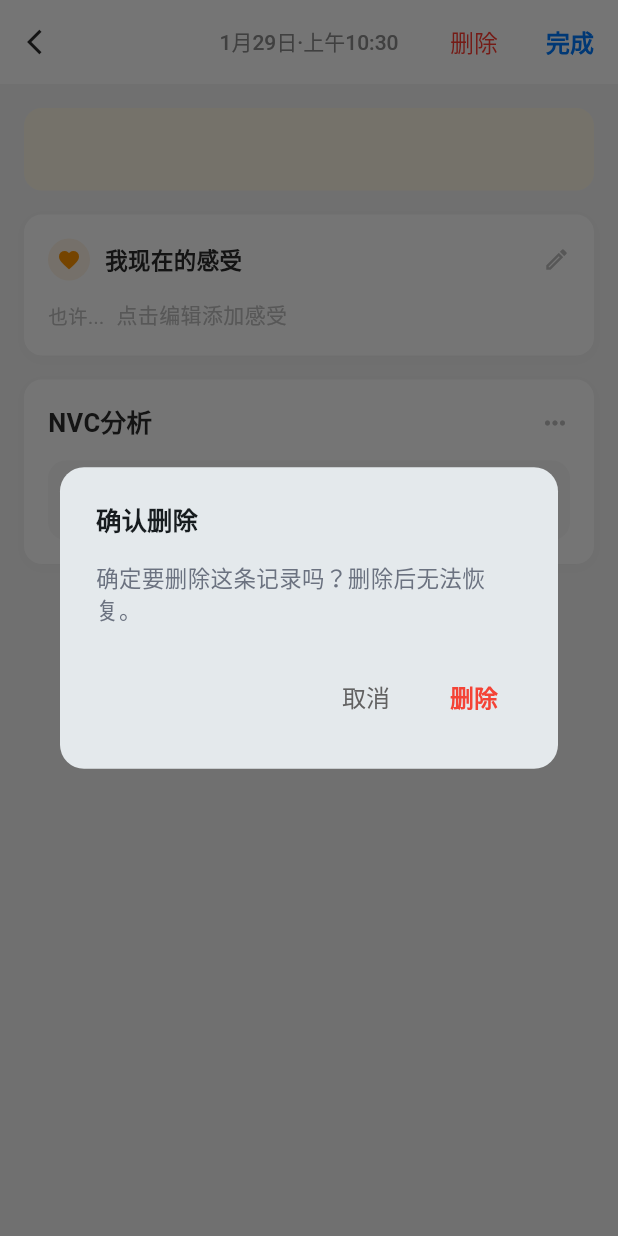
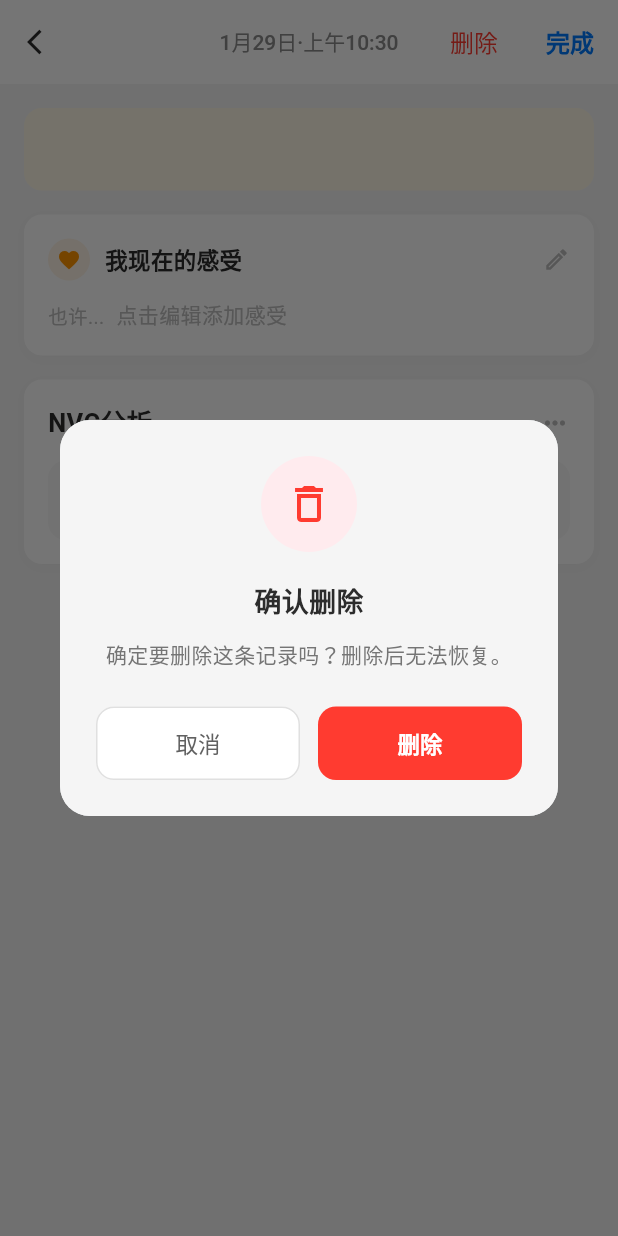
Before and after one commit to BinGess/Ocean, a Flutter app: the RecordDetailScreen screen opened directly with empty values, after a tap on "删除", on a phone screen of 412 x 824 dp. Run offline on Flutter 3.47's test engine with Material 3 defaults, Android fonts, the phone set to English and light mode, and no system bars; our stand-ins replace bloc_concurrency, dio, equatable, flutter_bloc, flutter_dotenv, freezed_annotation and 3 more; missing offline and left inert: record; accounts and stored records are empty; generated files the repository leaves out were written again.

Commit message:
refactor: improve delete UX and optimize bottom navigation height
Delete Confirmation Dialog:
- Create reusable DeleteConfirmationDialog widget
- Use glutinous rice theme with red delete icon
- Better visual hierarchy and spacing
- Replace all AlertDialog usage with new styled dialog

Navigation Bar Height:
- Reduce bottom navigation height from 70 to 56 (1/5 reduction)
- Optimize screen space usage
- Maintain proper touch target size

Records Screen Refresh:
- Add automatic refresh after closing detail screen or NVC modal
- Ensure deleted records are immediately removed from list
- Fix issue where deleted records still appear until manual refresh

This improves:
1. Delete confirmation dialog is more beautiful and consistent
2. Bottom navigation takes less screen space
3. Record list properly refreshes after deletions

```diff
--- a/lib/main.dart
+++ b/lib/main.dart
@@ -113,7 +113,7 @@ class _MainNavigationState extends State<MainNavigation> {
         ),
         child: SafeArea(
           child: SizedBox(
-            height: 70,
+            height: 56,
             child: Row(
               mainAxisAlignment: MainAxisAlignment.spaceAround,
               children: [
--- a/lib/presentation/screens/record_detail/record_detail_screen.dart
+++ b/lib/presentation/screens/record_detail/record_detail_screen.dart
@@ -9,6 +9,7 @@ import '../../bloc/record/record_event.dart';
 import '../../bloc/record/record_state.dart';
 import '../../widgets/nvc_confirmation_modal.dart';
 import '../../widgets/nvc_error_dialog.dart';
+import '../../widgets/delete_confirmation_dialog.dart';
 
 class RecordDetailScreen extends StatefulWidget {
   final Record record;
@@ -96,38 +97,9 @@ class _RecordDetailScreenState extends State<RecordDetailScreen> {
   }
 
   /// 删除记录
-  void _deleteRecord() {
-    showDialog(
-      context: context,
-      builder: (context) => AlertDialog(
-        shape: RoundedRectangleBorder(
-          borderRadius: BorderRadius.circular(16),
-        ),
-        title: const Text(
-          '确认删除',
-          style: TextStyle(
-            fontSize: 17,
-            fontWeight: FontWeight.w600,
-          ),
-        ),
-        content: const Text(
-          '确定要删除这条记录吗？删除后无法恢复。',
-          style: TextStyle(fontSize: 15),
-        ),
-        actions: [
-          TextButton(
-            onPressed: () => Navigator.of(context).pop(),
-            child: Text(
-              '取消',
-              style: TextStyle(
-                color: Colors.grey[700],
-                fontSize: 16,
-              ),
-            ),
-          ),
-          TextButton(
-            onPressed: () {
-              Navigator.of(context).pop(); // 关闭确认对话框
+  void _deleteRecord() async {
+    final confirmed = await DeleteConfirmationDialog.show(context: context);
+    if (confirmed == true) {
       // 删除记录
       context.read<RecordBloc>().add(
         RecordDelete(id: widget.record.id),
@@ -136,19 +108,7 @@ class _RecordDetailScreenState extends State<RecordDetailScreen> {
         const SnackBar(content: Text('记录已删除')),
       );
       Navigator.of(context).pop(); // 关闭详情页
-            },
-            child: const Text(
-              '删除',
-              style: TextStyle(
-                color: Colors.red,
-                fontSize: 16,
-                fontWeight: FontWeight.w600,
-              ),
-            ),
-          ),
-        ],
-      ),
-    );
+    }
   }
 
   @override
--- /dev/null
+++ b/lib/presentation/widgets/delete_confirmation_dialog.dart
@@ -0,0 +1,149 @@
+import 'package:flutter/material.dart';
+
+/// 删除确认对话框
+/// 使用糯米色主题，保持与应用整体风格一致
+class DeleteConfirmationDialog extends StatelessWidget {
+  final String title;
+  final String message;
+  final VoidCallback onConfirm;
+
+  const DeleteConfirmationDialog({
+    super.key,
+    this.title = '确认删除',
+    this.message = '确定要删除这条记录吗？删除后无法恢复。',
+    required this.onConfirm,
+  });
+
+  static Future<bool?> show({
+    required BuildContext context,
+    String? title,
+    String? message,
+  }) {
+    return showDialog<bool>(
+      context: context,
+      barrierDismissible: true,
+      builder: (context) => DeleteConfirmationDialog(
+        title: title ?? '确认删除',
+        message: message ?? '确定要删除这条记录吗？删除后无法恢复。',
+        onConfirm: () => Navigator.of(context).pop(true),
+      ),
+    );
+  }
+
+  @override
+  Widget build(BuildContext context) {
+    return Dialog(
+      shape: RoundedRectangleBorder(
+        borderRadius: BorderRadius.circular(20),
+      ),
+      child: Container(
+        padding: const EdgeInsets.all(24),
+        decoration: BoxDecoration(
+          color: const Color(0xFFF5F5F5),
+          borderRadius: BorderRadius.circular(20),
+        ),
+        child: Column(
+          mainAxisSize: MainAxisSize.min,
+          children: [
+            // 警告图标
+            Container(
+              width: 64,
+              height: 64,
+              decoration: BoxDecoration(
+                color: const Color(0xFFFFEBEE),
+                shape: BoxShape.circle,
+              ),
+              child: const Icon(
+                Icons.delete_outline,
+                size: 32,
+                color: Color(0xFFFF3B30),
+              ),
+            ),
+
+            const SizedBox(height: 20),
+
+            // 标题
+            Text(
+              title,
+              style: const TextStyle(
+                fontSize: 18,
+                fontWeight: FontWeight.w600,
+                color: Color(0xFF2C2C2C),
+              ),
+            ),
+
+            const SizedBox(height: 12),
+
+            // 提示文字
+            Text(
+              message,
+              textAlign: TextAlign.center,
+              style: TextStyle(
+                fontSize: 14,
+                color: Colors.grey[600],
+                height: 1.5,
+              ),
+            ),
+
+            const SizedBox(height: 24),
+
+            // 按钮组
+            Row(
+              children: [
+                // 取消按钮
+                Expanded(
+                  child: TextButton(
+                    onPressed: () => Navigator.of(context).pop(false),
+                    style: TextButton.styleFrom(
+                      backgroundColor: Colors.white,
+                      padding: const EdgeInsets.symmetric(vertical: 14),
+                      shape: RoundedRectangleBorder(
+                        borderRadius: BorderRadius.circular(12),
+                        side: const BorderSide(
+                          color: Color(0xFFE0E0E0),
+                          width: 1,
+                        ),
+                      ),
+                    ),
+                    child: Text(
+                      '取消',
+                      style: TextStyle(
+                        fontSize: 15,
+                        color: Colors.grey[700],
+                        fontWeight: FontWeight.w500,
+                      ),
+                    ),
+                  ),
+                ),
+
+                const SizedBox(width: 12),
+
+                // 删除按钮
+                Expanded(
+                  child: TextButton(
+                    onPressed: onConfirm,
+                    style: TextButton.styleFrom(
+                      backgroundColor: const Color(0xFFFF3B30),
+                      padding: const EdgeInsets.symmetric(vertical: 14),
+                      shape: RoundedRectangleBorder(
+                        borderRadius: BorderRadius.circular(12),
+                      ),
+                    ),
+                    child: const Text(
+                      '删除',
+                      style: TextStyle(
+                        fontSize: 15,
+                        color: Colors.white,
+                        fontWeight: FontWeight.w600,
+                      ),
+                    ),
+                  ),
+                ),
+              ],
+            ),
+          ],
+        ),
+      ),
+    );
+  }
+}
```
Also changed, not shown: lib/presentation/screens/records/records_screen.dart (+7 -3 lines), lib/presentation/widgets/nvc_confirmation_modal.dart (+6 -46 lines). Lines whose indentation alone changed are shown as unchanged.
